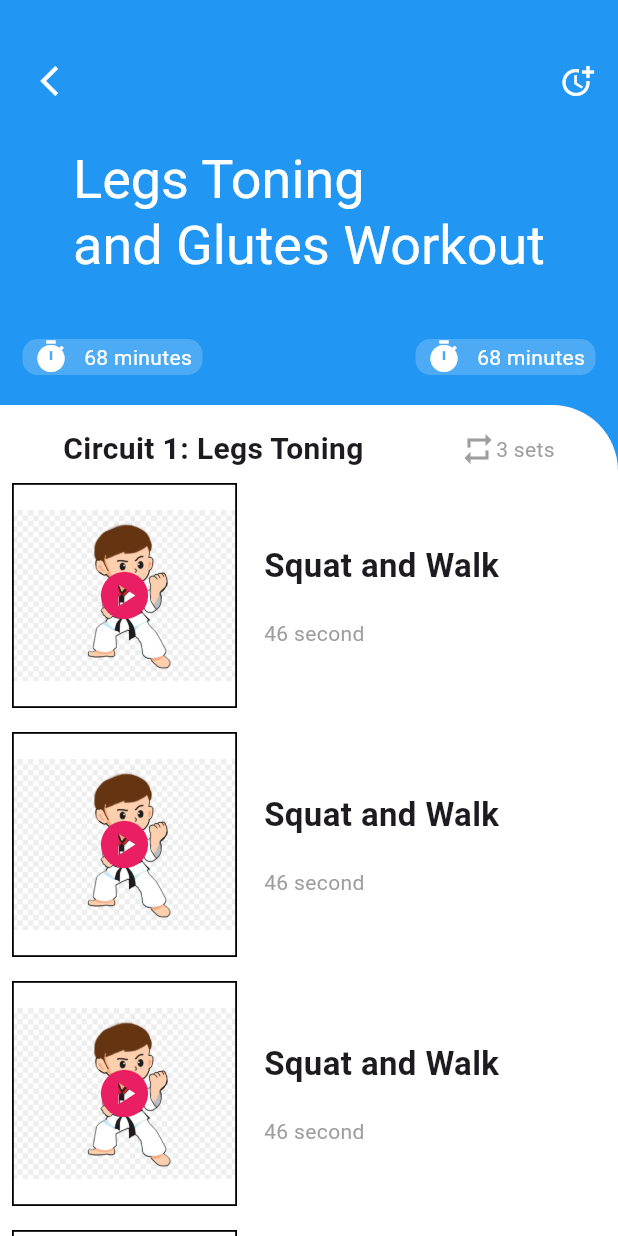
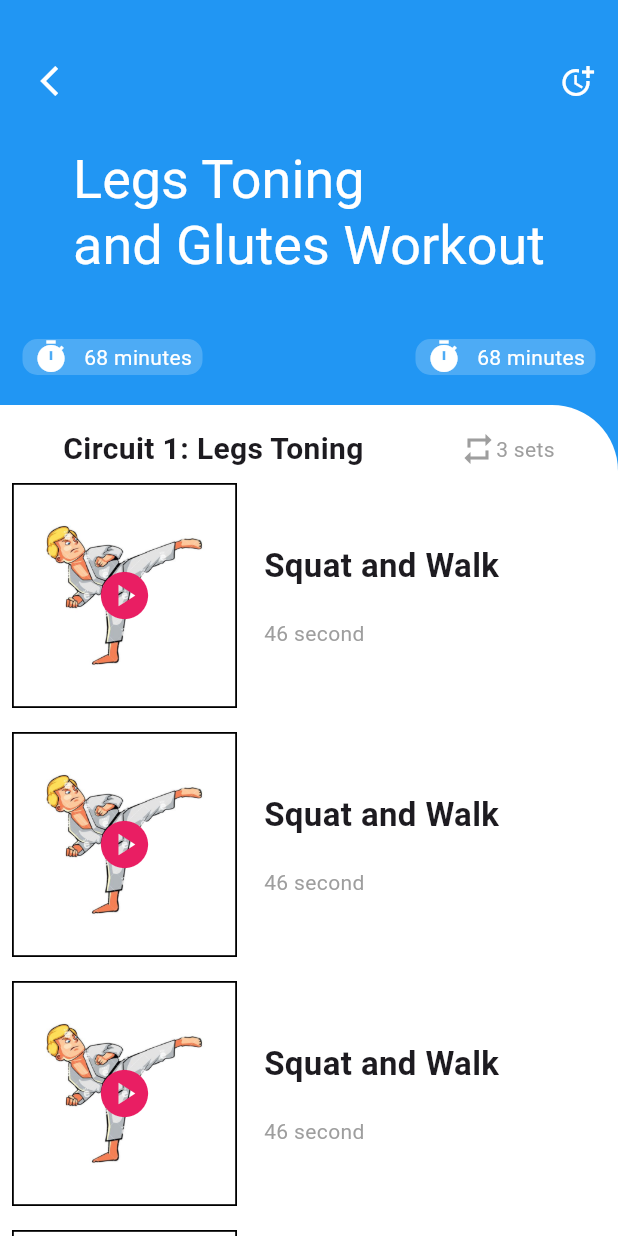
Before and after one commit to Jakaria1152/Complex-UI-design, a Flutter app: the screen it shows after launch, on a phone screen of 412 x 824 dp. Run offline on Flutter 3.47's test engine with Material 3 defaults, Android fonts, the phone set to English and light mode, and no system bars.

Commit message:
change picture

```diff
--- a/lib/exercise_page.dart
+++ b/lib/exercise_page.dart
@@ -50,7 +50,7 @@ class ExercisePage extends StatelessWidget {
                       decoration: BoxDecoration(
                         border: Border.all(color: Colors.black,width: 1.2),
                         image: DecorationImage(
-                          image: AssetImage('assets/img/ex6.png')
+                          image: AssetImage('assets/img/ex4.jpg')
                         ),
 
                       ),
```
